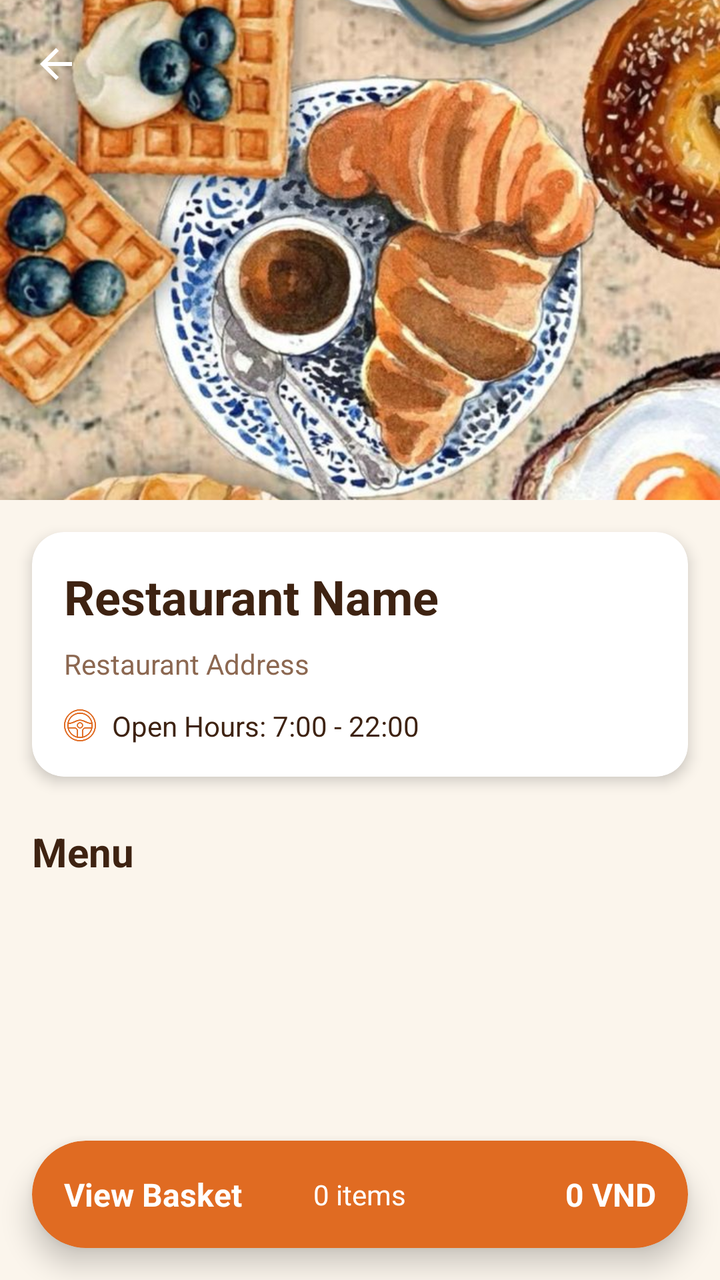
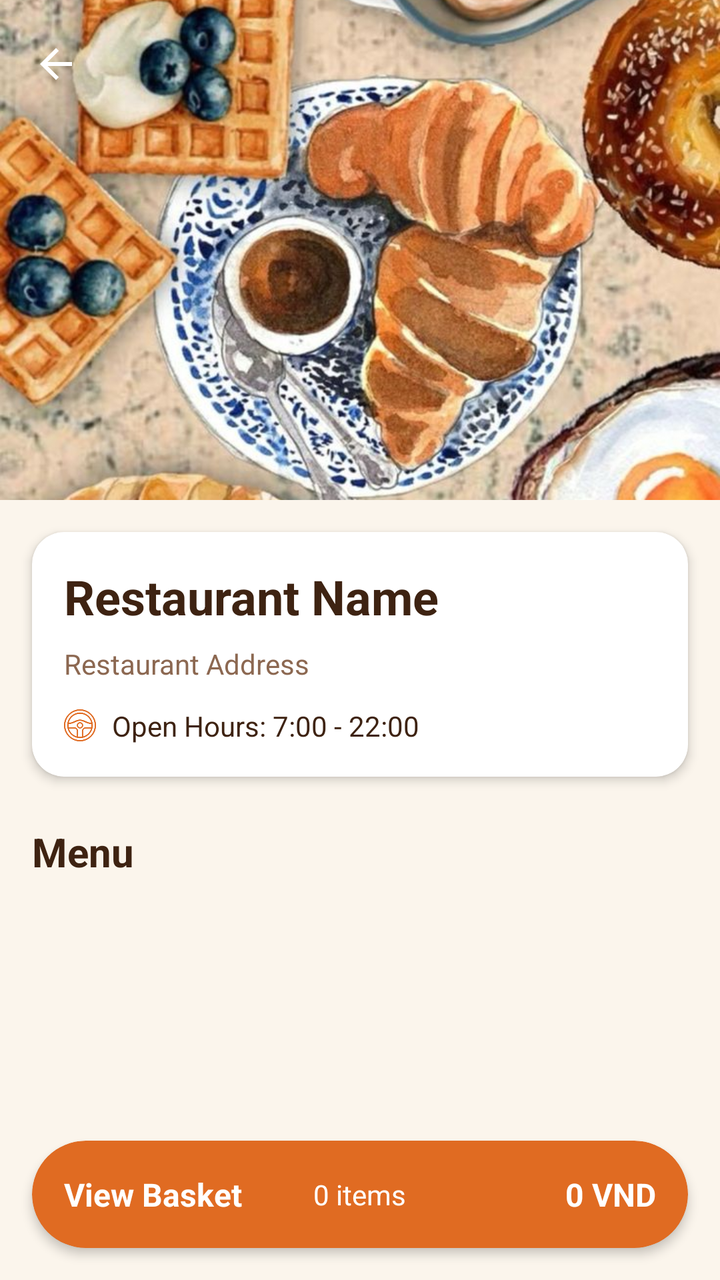

Screens rendered from an Android XML layout before and after an edit, with the pre-edit source and the edit as a unified diff.
<!-- AndroidManifest.xml: application theme Theme.Project_1 -->
<!-- res/layout/activity_restaurant.xml -->
<?xml version="1.0" encoding="utf-8"?>
<androidx.coordinatorlayout.widget.CoordinatorLayout xmlns:android="http://schemas.android.com/apk/res/android"
    xmlns:app="http://schemas.android.com/apk/res-auto"
    android:layout_width="match_parent"
    android:layout_height="match_parent"
    android:background="@color/colorBackground">

    <com.google.android.material.appbar.AppBarLayout
        android:id="@+id/appBar"
        android:layout_width="match_parent"
        android:layout_height="250dp"
        android:theme="@style/ThemeOverlay.AppCompat.Dark.ActionBar">

        <com.google.android.material.appbar.CollapsingToolbarLayout
            android:layout_width="match_parent"
            android:layout_height="match_parent"
            app:contentScrim="@color/colorPrimary"
            app:layout_scrollFlags="scroll|exitUntilCollapsed">

            <ImageView
                android:id="@+id/ivCover"
                android:layout_width="match_parent"
                android:layout_height="match_parent"
                android:scaleType="centerCrop"
                android:src="@drawable/cover_menu_1"
                app:layout_collapseMode="parallax" />

            <androidx.appcompat.widget.Toolbar
                android:id="@+id/toolbar"
                android:layout_width="match_parent"
                android:layout_height="?attr/actionBarSize"
                app:layout_collapseMode="pin"
                app:navigationIcon="?attr/homeAsUpIndicator" />

        </com.google.android.material.appbar.CollapsingToolbarLayout>
    </com.google.android.material.appbar.AppBarLayout>

    <androidx.core.widget.NestedScrollView
        android:layout_width="match_parent"
        android:layout_height="match_parent"
        app:layout_behavior="@string/appbar_scrolling_view_behavior">

        <LinearLayout
            android:layout_width="match_parent"
            android:layout_height="wrap_content"
            android:orientation="vertical"
            android:paddingBottom="100dp">

            <androidx.cardview.widget.CardView
                android:layout_width="match_parent"
                android:layout_height="wrap_content"
                android:layout_margin="16dp"
                app:cardCornerRadius="16dp"
                app:cardElevation="4dp">

                <LinearLayout
                    android:layout_width="match_parent"
                    android:layout_height="wrap_content"
                    android:orientation="vertical"
                    android:padding="16dp">

                    <TextView
                        android:id="@+id/tvName"
                        android:layout_width="match_parent"
                        android:layout_height="wrap_content"
                        android:text="Restaurant Name"
                        android:textColor="@color/colorTextPrimary"
                        android:textSize="24sp"
                        android:textStyle="bold" />

                    <TextView
                        android:id="@+id/tvAddress"
                        android:layout_width="match_parent"
                        android:layout_height="wrap_content"
                        android:layout_marginTop="8dp"
                        android:text="Restaurant Address"
                        android:textColor="@color/colorTextSecondary"
                        android:textSize="14sp" />

                    <LinearLayout
                        android:layout_width="match_parent"
                        android:layout_height="wrap_content"
                        android:layout_marginTop="12dp"
                        android:gravity="center_vertical"
                        android:orientation="horizontal">

                        <ImageView
                            android:layout_width="16dp"
                            android:layout_height="16dp"
                            android:src="@drawable/ic_driver"
                            app:tint="@color/colorPrimary" />

                        <TextView
                            android:id="@+id/tvOpenHours"
                            android:layout_width="wrap_content"
                            android:layout_height="wrap_content"
                            android:layout_marginStart="8dp"
                            android:text="Open Hours: 7:00 - 22:00"
                            android:textColor="@color/colorTextPrimary"
                            android:textSize="14sp" />
                    </LinearLayout>
                </LinearLayout>
            </androidx.cardview.widget.CardView>

            <TextView
                android:layout_width="match_parent"
                android:layout_height="wrap_content"
                android:layout_marginHorizontal="16dp"
                android:layout_marginTop="8dp"
                android:layout_marginBottom="8dp"
                android:text="Menu"
                android:textColor="@color/colorTextPrimary"
                android:textSize="20sp"
                android:textStyle="bold" />

            <androidx.recyclerview.widget.RecyclerView
                android:id="@+id/rvFoods"
                android:layout_width="match_parent"
                android:layout_height="wrap_content"
                android:nestedScrollingEnabled="false" />

        </LinearLayout>
    </androidx.core.widget.NestedScrollView>

    <androidx.cardview.widget.CardView
        android:id="@+id/layoutViewBasket"
        android:layout_width="match_parent"
        android:layout_height="wrap_content"
        android:layout_gravity="bottom"
        android:layout_margin="16dp"
        app:cardCornerRadius="28dp"
        app:cardElevation="8dp"
        app:cardBackgroundColor="@color/colorPrimary">

        <RelativeLayout
            android:layout_width="match_parent"
            android:layout_height="wrap_content"
            android:padding="16dp">

            <TextView
                android:layout_width="wrap_content"
                android:layout_height="wrap_content"
                android:text="View Basket"
                android:textColor="@color/white"
                android:textSize="16sp"
                android:textStyle="bold" />

            <TextView
                android:id="@+id/tvTotalItems"
                android:layout_width="wrap_content"
                android:layout_height="wrap_content"
                android:layout_centerInParent="true"
                android:text="0 items"
                android:textColor="@color/white"
                android:textSize="14sp" />

            <TextView
                android:id="@+id/tvTotalPrices"
                android:layout_width="wrap_content"
                android:layout_height="wrap_content"
                android:layout_alignParentEnd="true"
                android:text="0 VND"
                android:textColor="@color/white"
                android:textSize="16sp"
                android:textStyle="bold" />

        </RelativeLayout>
    </androidx.cardview.widget.CardView>

</androidx.coordinatorlayout.widget.CoordinatorLayout>
<!-- resources referenced by this layout -->
<resources>
  <color name="colorBackground">#FBF5EC</color>
  <color name="colorPrimary">#E06B22</color>
  <color name="colorTextPrimary">#3E2312</color>
  <color name="colorTextSecondary">#8C6851</color>
  <color name="white">#FFFFFF</color>
  <!-- drawable cover_menu_1: png bitmap (drawable, 195731 bytes) -->
  <!-- drawable ic_driver: png bitmap (drawable, 5739 bytes) -->
  <style name="Theme.Project_1" parent="Base.Theme.Project_1" />
  <style name="Base.Theme.Project_1" parent="Theme.Material3.DayNight.NoActionBar">
      </style>
</resources>

<!-- the commit's change to res/layout/activity_restaurant.xml (unified diff, before → after) -->
@@ -51,7 +51,7 @@
                 android:layout_height="wrap_content"
                 android:layout_margin="16dp"
                 app:cardCornerRadius="16dp"
-                app:cardElevation="4dp">
+                app:cardElevation="3dp">
 
                 <LinearLayout
                     android:layout_width="match_parent"
@@ -98,6 +98,7 @@
                             android:text="Open Hours: 7:00 - 22:00"
                             android:textColor="@color/colorTextPrimary"
                             android:textSize="14sp" />
+
                     </LinearLayout>
                 </LinearLayout>
             </androidx.cardview.widget.CardView>
@@ -117,7 +118,8 @@
                 android:id="@+id/rvFoods"
                 android:layout_width="match_parent"
                 android:layout_height="wrap_content"
-                android:nestedScrollingEnabled="false" />
+                android:nestedScrollingEnabled="false"
+                android:overScrollMode="never" />
 
         </LinearLayout>
     </androidx.core.widget.NestedScrollView>
@@ -129,7 +131,7 @@
         android:layout_gravity="bottom"
         android:layout_margin="16dp"
         app:cardCornerRadius="28dp"
-        app:cardElevation="8dp"
+        app:cardElevation="3dp"
         app:cardBackgroundColor="@color/colorPrimary">
 
         <RelativeLayout
